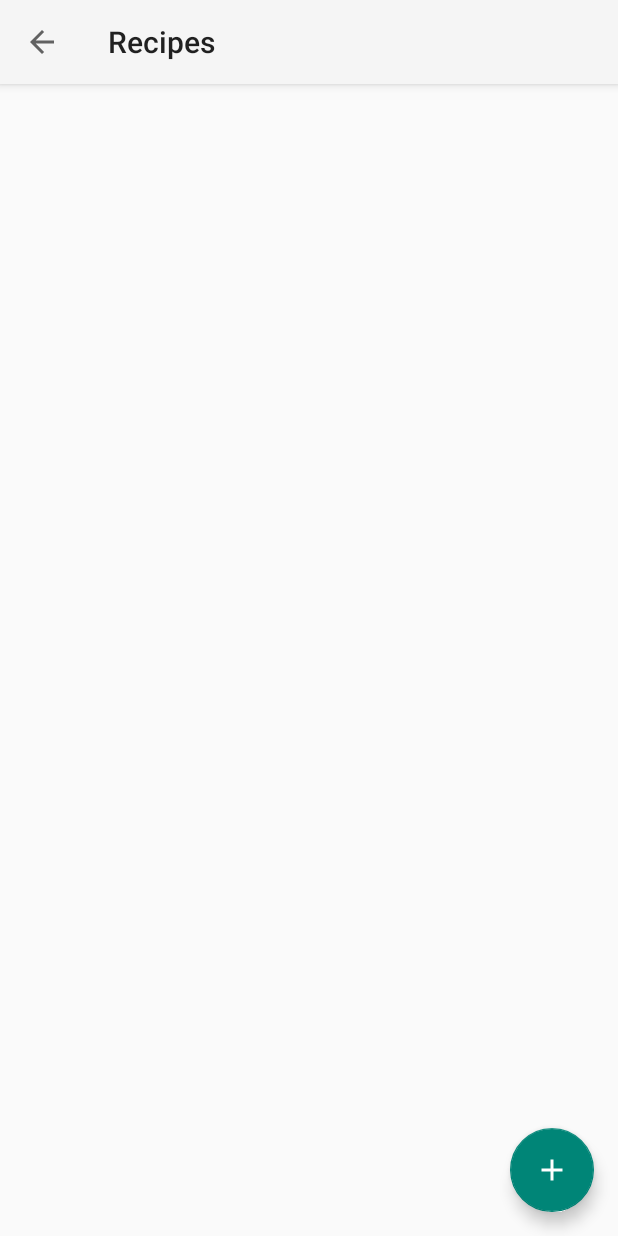
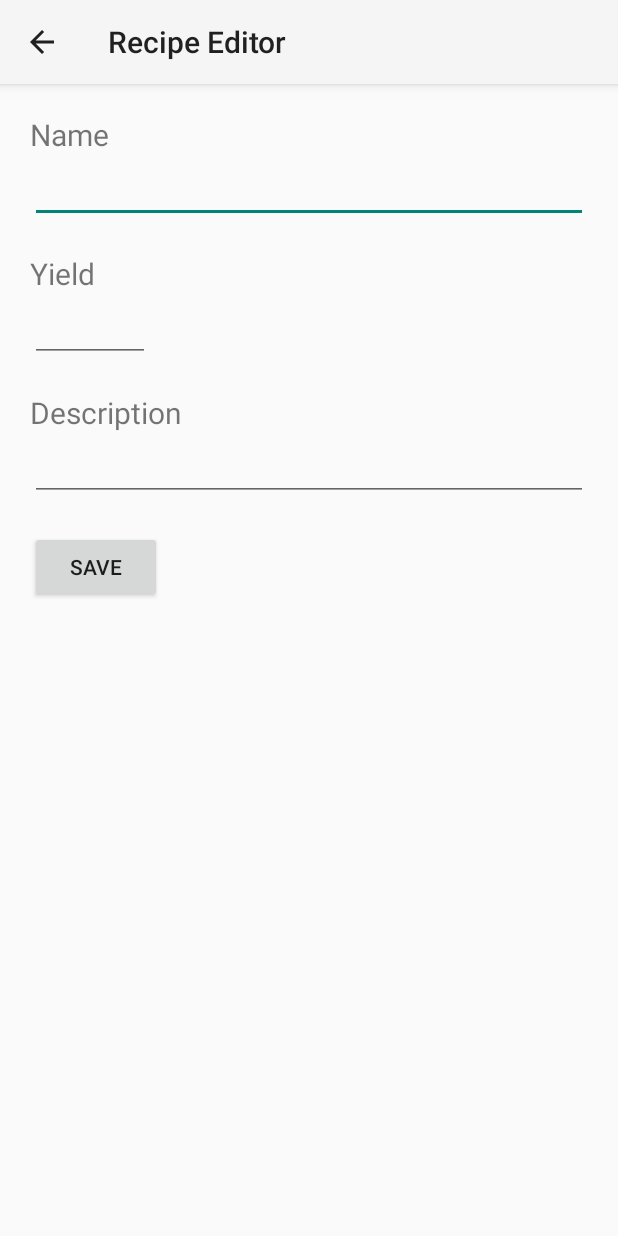
Before and after one commit to cpalmer19/recipe-assistant, an Android app: the RecipeListActivity screen opened directly, with no data from a screen before it, after a tap on an icon or button, on a phone screen of 412 x 824 dp. Run offline under Robolectric (Android 15) with nearby library versions, the phone set to English and light mode, and no system bars.

Commit message:
Add basic RecipeEditActivity (no ingredients)

```diff
--- /dev/null
+++ b/app/src/main/java/palm/recipe/assistant/RecipeEditActivity.kt
@@ -0,0 +1,123 @@
+package palm.recipe.assistant
+
+import android.content.Intent
+import android.os.Bundle
+import android.support.v7.app.AppCompatActivity
+import kotlinx.android.synthetic.main.activity_recipe_edit.*
+import palm.recipe.assistant.model.Recipe
+import palm.recipe.assistant.model.db.DatabaseHelper
+
+/**
+ * Activity for editing an Recipe.
+ */
+class RecipeEditActivity : AppCompatActivity() {
+
+    private val dbHelper = DatabaseHelper(this)
+    private var recipeID: Int = 0
+
+    private val nameField by lazy { edit_recipe_name }
+    private val yieldField by lazy { edit_recipe_yield }
+    private val descriptionField by lazy { edit_recipe_description }
+
+//    private val units by lazy { dbHelper.unitAbbreviations() }
+
+    override fun onCreate(savedInstanceState: Bundle?) {
+        super.onCreate(savedInstanceState)
+        setContentView(R.layout.activity_recipe_edit)
+
+        // for backwards navigation
+        supportActionBar?.setDisplayHomeAsUpEnabled(true)
+
+        /*
+        This activity can be used for creating or editing an Recipe.
+        When editing, the ID of the recipe to edit is passed as an extra.
+        This ID is stored to identify the correct recipe. An ID of 0
+        indicates a new Recipe.
+        */
+        when (intent.action) {
+            Intent.ACTION_EDIT -> {
+                recipeID = intent.getIntExtra(EXTRA_ID, 0)
+
+                // get the values from the database, and fill the fields
+                val recipe = dbHelper.getRecipe(recipeID)
+                if (recipe != null) {
+                    fillFields(recipe)
+                }
+            }
+            Intent.ACTION_INSERT -> {
+                // Maybe something later?
+            }
+        }
+
+        // Set up the save button
+        val saveButton = edit_recipe_save
+        saveButton.setOnClickListener {
+            if (validate()) {
+                val recipe = createRecipe()
+
+                if (recipeID == 0) {
+                    if (dbHelper.addRecipe(recipe) != -1) {
+                        toast(getString(R.string.toast_msg_recipe_created, recipe.name))
+                    } else {
+                        toast(getString(R.string.toast_msg_recipe_failed, recipe.name))
+                    }
+                } else {
+                    if (dbHelper.updateRecipe(recipe)) {
+                        toast(getString(R.string.toast_msg_recipe_saved, recipe.name))
+                    } else {
+                        toast(getString(R.string.toast_msg_recipe_failed, recipe.name))
+                    }
+                }
+                finish()
+            }
+        }
+    }
+
+    /**
+     * Fill the form fields based on the values in the given Recipe.
+     *
+     * @param recipe the Recipe to get the values from
+     */
+    private fun fillFields(recipe: Recipe) {
+        nameField.setText(recipe.name)
+        yieldField.setText(recipe.yield.toString())
+        descriptionField.setText(recipe.description)
+    }
+
+    /**
+     * Create an Recipe object based on the values in the form fields.
+     *
+     * @return a new Recipe
+     */
+    private fun createRecipe() = Recipe(
+            recipeID,
+            nameField.text.toString(),
+            yieldField.text.toString().toDouble(),
+            descriptionField.text.toString()
+    )
+
+    /**
+     * Check that the form fields contain valid data for an Recipe.
+     * If not, the user is notified with an error message and help.
+     *
+     * @return true if valid, false otherwise.
+     */
+    private fun validate(): Boolean {
+        var hasError = false
+
+        if (nameField.text.isBlank()) {
+            nameField.error = getString(R.string.edit_recipe_error_name)
+            hasError = true
+        }
+
+        // TODO when creating a new recipe, check that the name is unique
+
+        val yieldVal = yieldField.text.toString().toDoubleOrNull()
+        if (yieldVal == null) {
+            yieldField.error = getString(R.string.edit_recipe_error_yield)
+            hasError = true
+        }
+
+        return !hasError
+    }
+}
--- a/app/src/main/java/palm/recipe/assistant/RecipeListActivity.kt
+++ b/app/src/main/java/palm/recipe/assistant/RecipeListActivity.kt
@@ -1,5 +1,6 @@
 package palm.recipe.assistant
 
+import android.content.Intent
 import android.os.Bundle
 import android.support.v7.app.AlertDialog
 import android.support.v7.app.AppCompatActivity
@@ -29,10 +30,9 @@ class RecipeListActivity : AppCompatActivity() {
 
         // Floating Action Button for creating a new Recipe
         fab.setOnClickListener { view ->
-            toast("Not yet implemented")
-//            launchActivity(RecipeEditActivity::class) {
-//                action = Intent.ACTION_INSERT
-//            }
+            launchActivity(RecipeEditActivity::class) {
+                action = Intent.ACTION_INSERT
+            }
         }
 
         /*
@@ -88,11 +88,10 @@ class RecipeListActivity : AppCompatActivity() {
      * Edit the selected Recipe
      */
     private fun editCurrentItem() {
-        toast("Not yet implemented")
-//        launchActivity(RecipeEditActivity::class) {
-//            action = Intent.ACTION_EDIT
-//            putExtra(EXTRA_ID, selectedRecipe?.id ?: 0)
-//        }
+        launchActivity(RecipeEditActivity::class) {
+            action = Intent.ACTION_EDIT
+            putExtra(EXTRA_ID, selectedRecipe?.id ?: 0)
+        }
     }
 
     /**
--- /dev/null
+++ b/app/src/main/res/layout/activity_recipe_edit.xml
@@ -0,0 +1,60 @@
+<?xml version="1.0" encoding="utf-8"?>
+<android.widget.LinearLayout
+        xmlns:android="http://schemas.android.com/apk/res/android"
+        xmlns:tools="http://schemas.android.com/tools"
+        android:layout_width="match_parent"
+        android:layout_height="match_parent"
+        android:padding="@dimen/form_padding"
+        android:orientation="vertical"
+        tools:context=".RecipeEditActivity">
+
+    <TextView
+            android:layout_width="wrap_content"
+            android:layout_height="wrap_content"
+            android:text="@string/edit_recipe_name"
+            android:labelFor="@id/edit_recipe_name"
+            android:textSize="@dimen/edit_labelSize"/>
+
+    <EditText
+            android:id="@+id/edit_recipe_name"
+            android:layout_width="match_parent"
+            android:layout_height="wrap_content"
+            android:inputType="textCapWords"
+            android:layout_marginBottom="@dimen/form_padding"/>
+
+    <TextView
+            android:layout_width="wrap_content"
+            android:layout_height="wrap_content"
+            android:textSize="@dimen/edit_labelSize"
+            android:labelFor="@id/edit_recipe_yield"
+            android:text="@string/edit_recipe_yield"/>
+
+    <EditText
+            android:id="@+id/edit_recipe_yield"
+            android:layout_width="@dimen/editText_num_width"
+            android:layout_height="wrap_content"
+            android:inputType="numberDecimal"
+            android:layout_marginBottom="@dimen/form_padding"/>
+
+    <TextView
+            android:layout_width="wrap_content"
+            android:layout_height="wrap_content"
+            android:textSize="@dimen/edit_labelSize"
+            android:labelFor="@id/edit_recipe_description"
+            android:text="@string/edit_recipe_description"/>
+
+    <EditText
+            android:id="@+id/edit_recipe_description"
+            android:layout_width="match_parent"
+            android:layout_height="wrap_content"
+            android:inputType="textMultiLine"
+            android:ems="10"
+            android:layout_marginBottom="@dimen/form_padding"/>
+
+    <Button
+            android:id="@+id/edit_recipe_save"
+            android:layout_width="wrap_content"
+            android:layout_height="wrap_content"
+            android:text="@string/edit_btn_save"/>
+
+</android.widget.LinearLayout>
--- a/app/src/main/res/values/strings.xml
+++ b/app/src/main/res/values/strings.xml
@@ -29,4 +29,15 @@
     <string name="toast_msg_ingred_saved">Saved ingredient \'%1$s\'</string>
     <string name="toast_msg_ingred_created">Created ingredient \'%1$s\'</string>
     <string name="toast_msg_ingred_failed">Could not save ingredient \'%1$s\'</string>
+
+    <string name="title_activity_recipe_editor">Recipe Editor</string>
+    <string name="edit_recipe_name">Name</string>
+    <string name="edit_recipe_yield">Yield</string>
+    <string name="edit_recipe_description">Description</string>
+
+    <string name="edit_recipe_error_name">Name must not be blank</string>
+    <string name="edit_recipe_error_yield">Yield must not be a number</string>
+    <string name="toast_msg_recipe_saved">Saved recipe \'%1$s\'</string>
+    <string name="toast_msg_recipe_created">Created recipe \'%1$s\'</string>
+    <string name="toast_msg_recipe_failed">Could not save recipe \'%1$s\'</string>
 </resources>
```
Also changed, not shown: app/src/main/AndroidManifest.xml (+10 -4 lines), app/src/main/java/palm/recipe/assistant/Adapters.kt (renamed from app/src/main/java/palm/recipe/assistant/IngredAdapter.kt, +29 -0 lines), app/src/main/java/palm/recipe/assistant/IngredientEditActivity.kt (+11 -19 lines), app/src/main/java/palm/recipe/assistant/RecipeAdapter.kt (deleted, +0 -30 lines), app/src/main/java/palm/recipe/assistant/model/db/DatabaseHelper.kt (+20 -2 lines), app/src/main/res/layout/list_row_recipe.xml (+16 -2 lines).
